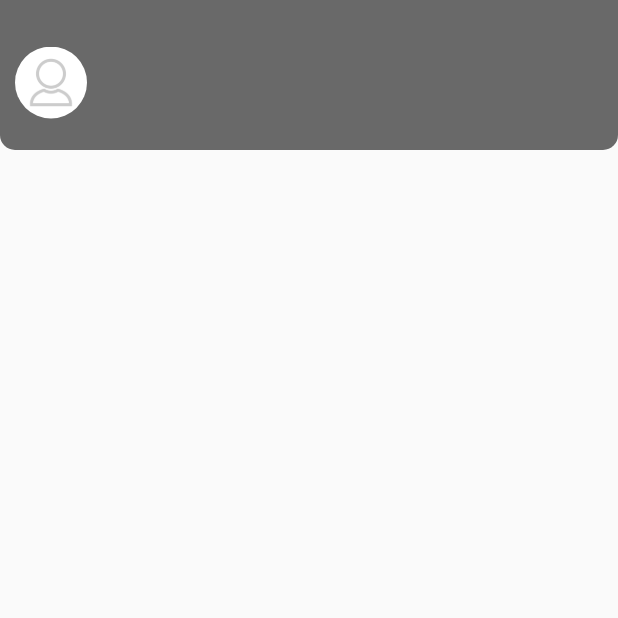
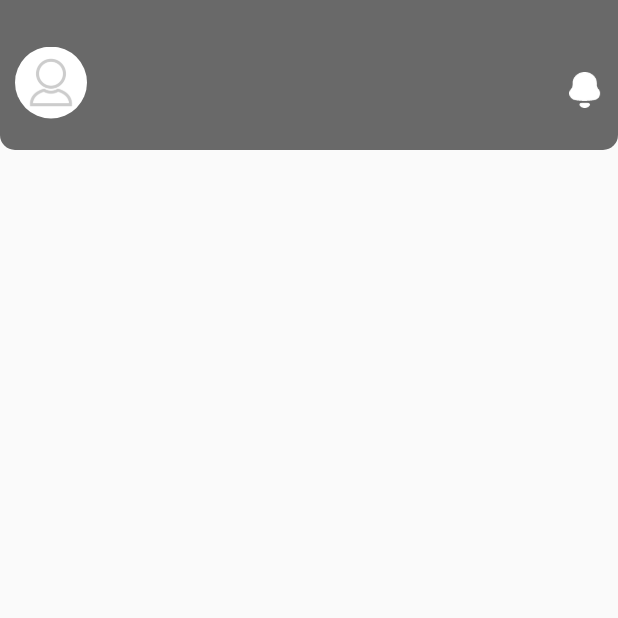
Before and after one commit to nguyenquynh201/wallet_blockchain, a Flutter app: the screen it shows once a user with an empty profile is signed in, on a phone screen of 412 x 824 dp, the top half of it. Run offline on Flutter 3.47's test engine with Material 2 defaults, Android fonts, the phone set to English and light mode, and no system bars; our stand-ins replace cached_network_image, cloud_firestore, dio, firebase_auth, firebase_core, flutter_svg and 3 more; accounts and stored records are empty; network calls fail.

```diff
--- a/lib/services/navigation_service.dart
+++ b/lib/services/navigation_service.dart
@@ -4,6 +4,7 @@ import 'package:wallet_blockchain/views/screens/auth/sign_in_view.dart';
 import 'package:wallet_blockchain/views/screens/auth/sign_up_view.dart';
 import 'package:wallet_blockchain/views/screens/home/home_view.dart';
 import 'package:wallet_blockchain/views/screens/home/main_view.dart';
+import 'package:wallet_blockchain/views/screens/notification/notification_view.dart';
 import 'package:wallet_blockchain/views/screens/profile/profile_view.dart';
 import 'package:wallet_blockchain/views/screens/splash_view.dart';
 import 'package:wallet_blockchain/views/widgets/ui_text.dart';
@@ -28,6 +29,7 @@ class NavigationService {
   static const String SIGN_UP_ROUTER = "/SIGN_UP_ROUTER";
   static const String MAIN_ROUTER = "/MAIN_ROUTER";
   static const String PROFILE_ROUTE = "/PROFILE_ROUTE";
+  static const String NOTIFICATION_ROUTE = "/NOTIFICATION_ROUTE";
 
   String initialRouterApp() => SPLASH_PROGRESS_ROUTER;
 
@@ -46,6 +48,12 @@ class NavigationService {
         return MaterialPageRoute(
             builder: (_) => ProfileView(
                   entity: arg[Constants.ENTITY],
+                ));
+      case NOTIFICATION_ROUTE:
+        final arg = routeSettings.arguments as Map<String, dynamic>;
+        return MaterialPageRoute(
+            builder: (_) => NotificationView(
+                  idEntity: arg[Constants.USER_ID],
                 ));
       case HOME_ROUTER:
         return MaterialPageRoute(builder: (_) => const HomeView());
@@ -73,12 +81,19 @@ class NavigationService {
   void NavigationProfileView(BuildContext context, {Object? arguments}) {
     Navigator.pushNamed(context, PROFILE_ROUTE, arguments: arguments);
   }
+
+  void navigationNotificationView(BuildContext context, {Object? arguments}) {
+    Navigator.pushNamed(context, NOTIFICATION_ROUTE , arguments: arguments);
+  }
+
   void backNavigation(BuildContext context) {
     Navigator.pop(context);
   }
+
   void hideProgressingLoad(BuildContext context) {
     Navigator.of(context, rootNavigator: true).pop();
   }
+
   void showProgressingDialog({
     required BuildContext context,
     required String message,
--- a/lib/views/assets/image_asset.dart
+++ b/lib/views/assets/image_asset.dart
@@ -6,4 +6,5 @@ class AssetImages {
   static const String defaultAccount = "assets/image/default-user.png";
   static const String iconBack = "assets/icon/ic-back.svg";
   static const String iconLogout = "assets/image/ic-logout.png";
+  static const String iconNotification = "assets/image/ic-notification.png";
 }
--- a/lib/views/screens/home/home_view.dart
+++ b/lib/views/screens/home/home_view.dart
@@ -89,7 +89,12 @@ class _HomeViewState extends State<HomeView> with RouteAware {
   }
 
   Widget _buildHeader({required UserEntity entity}) {
-    return HomeHeader(entity: entity);
+    return HomeHeader(
+      entity: entity,
+      onPressed: () {
+        _homeViewModel.navigationToNotificationView(id: id);
+      },
+    );
   }
 
   Widget _buildBody() {
--- a/lib/views/screens/profile/profile_view.dart
+++ b/lib/views/screens/profile/profile_view.dart
@@ -63,6 +63,7 @@ class _ProfileViewState extends State<ProfileView> {
 
   Widget _buildHeader() {
     return BackHeaderWidget(
+      isHide: true,
       title: widget.entity.name!,
       onPressed: () {
         FirebaseAuth.instance.signOut();
--- a/lib/views/widgets/ui_header.dart
+++ b/lib/views/widgets/ui_header.dart
@@ -8,8 +8,8 @@ import 'package:wallet_blockchain/views/widgets/ui_text.dart';
 
 class HomeHeader extends StatefulWidget {
   final UserEntity entity;
-
-  const HomeHeader({Key? key, required this.entity}) : super(key: key);
+  final VoidCallback onPressed;
+  const HomeHeader({Key? key, required this.entity, required this.onPressed}) : super(key: key);
 
   @override
   State<HomeHeader> createState() => _HomeHeaderState();
@@ -21,19 +21,40 @@ class _HomeHeaderState extends State<HomeHeader> {
     return Container(
       width: MediaQuery.of(context).size.width,
       height: 100,
-      padding: EdgeInsets.only(left: 10, top: 10),
+      padding: const EdgeInsets.only(left: 10, top: 10),
       decoration: BoxDecoration(
         color: UIColors.colorBackground,
         borderRadius: const BorderRadius.only(
             bottomLeft: Radius.circular(10), bottomRight: Radius.circular(10)),
       ),
       child: Row(
+        mainAxisAlignment: MainAxisAlignment.spaceBetween,
         children: [
-          _buildThumbnail(),
-          SizedBox(
-            width: 5,
+          Row(
+            children: [
+              _buildThumbnail(),
+              const SizedBox(
+                width: 5,
+              ),
+              _buildName(profileName: widget.entity.name!)
+            ],
           ),
-          _buildName(profileName: widget.entity.name!)
+          Padding(
+            padding: const EdgeInsets.only(right: 10,top: 10),
+            child: _buildIconButton(
+                child: Container(
+                  width: 24,
+                  height: 24,
+                  alignment: Alignment.center,
+                  child: Image.asset(
+                    AssetImages.iconNotification,
+                    fit: BoxFit.contain,
+                    color: UIColors.white,
+                  ),
+                ),
+                onPressed: widget.onPressed
+            ),
+          ),
         ],
       ),
     );
@@ -75,4 +96,17 @@ class _HomeHeaderState extends State<HomeHeader> {
       ),
     );
   }
+  Widget _buildIconButton({
+    required Widget child,
+    VoidCallback? onPressed,
+  }) {
+    return Material(
+      color: Colors.transparent,
+      child: InkWell(
+        borderRadius: BorderRadius.circular(24),
+        child: child,
+        onTap: onPressed,
+      ),
+    );
+  }
 }
--- a/pubspec.yaml
+++ b/pubspec.yaml
@@ -48,7 +48,11 @@ dependencies:
 dev_dependencies:
   flutter_test:
     sdk: flutter
-
+  flutter_launcher_icons: ^0.9.3
+flutter_icons:
+  android: true
+  ios: true
+  image_path: "assets/image/icon-park_blockchain.png"
   # The "flutter_lints" package below contains a set of recommended lints to
   # encourage good coding practices. The lint set provided by the package is
   # activated in the `analysis_options.yaml` file located at the root of your
```
Also changed, not shown: lib/data/entity/notification_entity.dart (added, +57 -0 lines), lib/viewmodels/home/home_view_model.dart (+7 -0 lines), lib/viewmodels/notification/notification_view_model.dart (added, +89 -0 lines), lib/viewmodels/profile/profile_view_model.dart (+13 -3 lines), lib/views/container/notification/notification_list_item.dart (added, +115 -0 lines), lib/views/screens/notification/notification_view.dart (added, +99 -0 lines), lib/views/widgets/back_header_ui.dart (+9 -3 lines), assets/image/ic-notification.png (added), assets/image/icon-park_blockchain.png (added), pubspec.lock, 24 other files.
